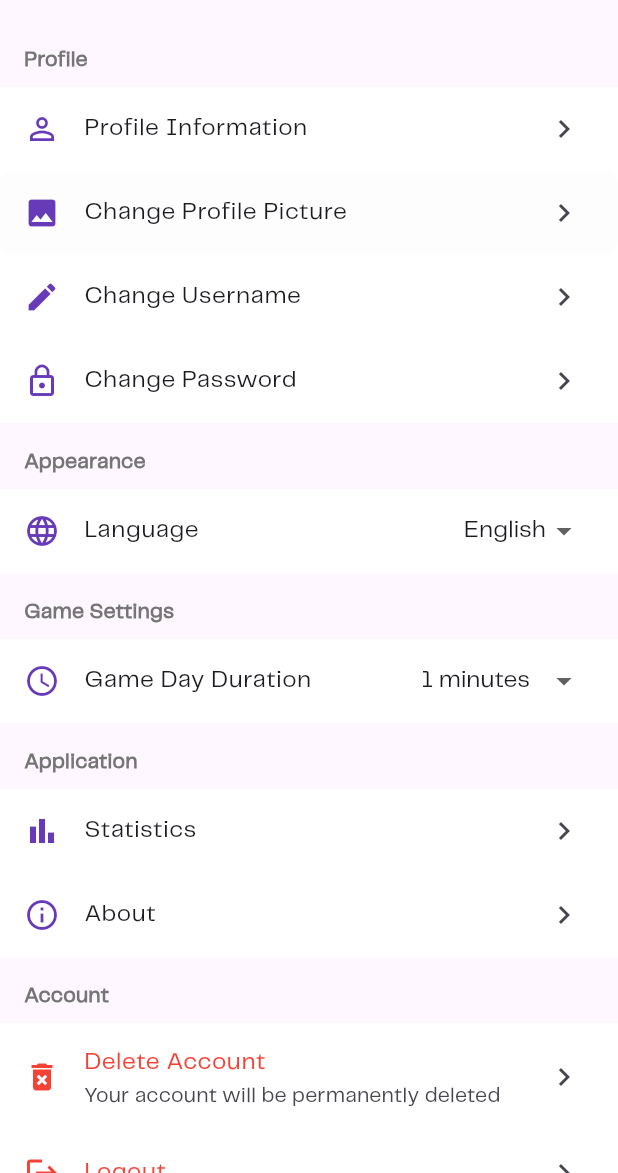
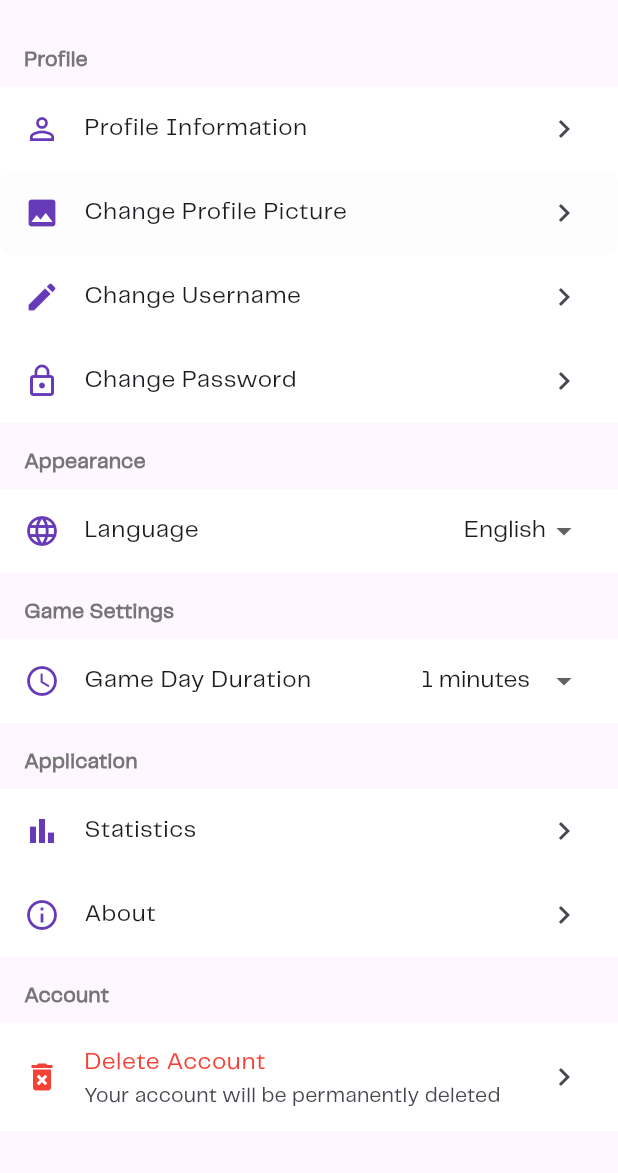
Before and after one commit to selimyay123/cebinden_app, a Flutter app: the SettingsScreen screen opened directly, on a phone screen of 412 x 824 dp, the part 63-1236 px from its top. Run offline on Flutter 3.47's test engine with Material 3 defaults, Android fonts, the light colour scheme and no system bars; our stand-ins replace cloud_firestore, dio, firebase_auth, firebase_core, firebase_storage, font_awesome_flutter and 9 more; missing offline and left inert: profanity_filter, tutorial_coach_mark; accounts and stored records are empty; project files that could hold a hidden picture were left out.

Commit message:
release version

```diff
--- a/lib/screens/settings_screen.dart
+++ b/lib/screens/settings_screen.dart
@@ -763,12 +763,12 @@ class _SettingsScreenState extends State<SettingsScreen> with LocalizationMixin,
                 textColor: Colors.red,
                 onTap: _deleteAccount,
               ),
-              _buildListTile(
-                icon: Icons.logout,
-                title: 'settings.logoutButton'.tr(),
-                textColor: Colors.red,
-                onTap: _logout,
-              ),
+              // _buildListTile(
+              //   icon: Icons.logout,
+              //   title: 'settings.logoutButton'.tr(),
+              //   textColor: Colors.red,
+              //   onTap: _logout,
+              // ),
             ],
           ),
 
--- a/pubspec.yaml
+++ b/pubspec.yaml
@@ -16,7 +16,7 @@ publish_to: 'none' # Remove this line if you wish to publish to pub.dev
 # https://developer.apple.com/library/archive/documentation/General/Reference/InfoPlistKeyReference/Articles/CoreFoundationKeys.html
 # In Windows, build-name is used as the major, minor, and patch parts
 # of the product and file versions while build-number is used as the build suffix.
-version: 1.0.1+1
+version: 1.0.4+1
 
 environment:
   sdk: ^3.9.2
```
Also changed, not shown: lib/services/ad_service.dart (+4 -4 lines), 27 other files.
